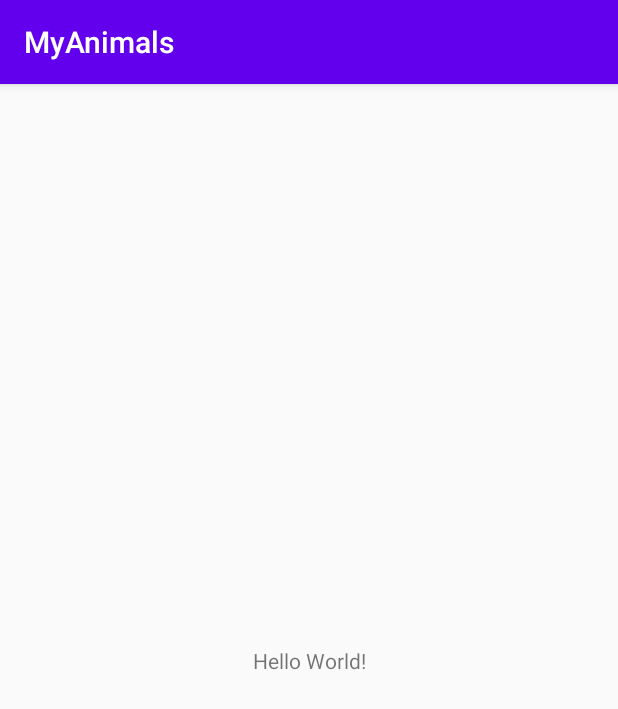
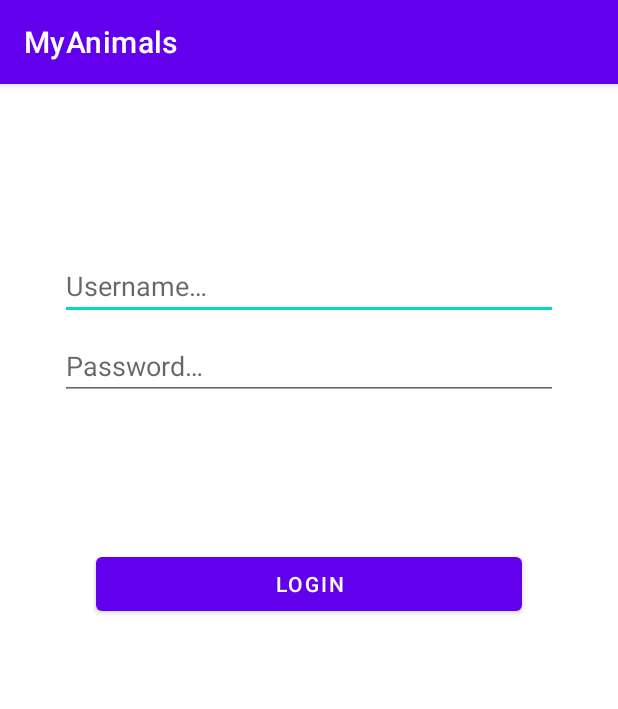
Before and after one commit to Bartozo/AndroidBootcamp, an Android app: the screen it shows after launch (LoginActivity), on a phone screen of 412 x 824 dp. Shown: the top 709 px of the screen. Run offline under Robolectric (Android 15) with nearby library versions, the phone set to English and light mode, and no system bars.

Commit message:
Added Login screen layout

```diff
--- a/Week5/app/build.gradle
+++ b/Week5/app/build.gradle
@@ -32,6 +32,8 @@ dependencies {
     implementation 'com.google.android.material:material:1.1.0'
     implementation 'androidx.recyclerview:recyclerview:1.1.0'
     implementation 'androidx.cardview:cardview:1.0.0'
+    implementation 'androidx.annotation:annotation:1.1.0'
+    implementation 'androidx.lifecycle:lifecycle-extensions:2.2.0'
     testImplementation 'junit:junit:4.13'
     androidTestImplementation 'androidx.test.ext:junit:1.1.1'
     androidTestImplementation 'androidx.test.espresso:espresso-core:3.2.0'
--- a/Week5/app/src/main/AndroidManifest.xml
+++ b/Week5/app/src/main/AndroidManifest.xml
@@ -9,7 +9,7 @@
         android:roundIcon="@mipmap/ic_launcher_round"
         android:supportsRtl="true"
         android:theme="@style/AppTheme">
-        <activity android:name=".LoginActivity">
+        <activity android:name=".ui.LoginActivity">
             <intent-filter>
                 <action android:name="android.intent.action.MAIN" />
 
--- a/Week5/app/src/main/java/com/bartoszkrol/myanimals/LoginActivity.kt
+++ b/Week5/app/src/main/java/com/bartoszkrol/myanimals/ui/LoginActivity.kt
@@ -1,7 +1,8 @@
-package com.bartoszkrol.myanimals
+package com.bartoszkrol.myanimals.ui
 
 import androidx.appcompat.app.AppCompatActivity
 import android.os.Bundle
+import com.bartoszkrol.myanimals.R
 
 class LoginActivity : AppCompatActivity() {
     override fun onCreate(savedInstanceState: Bundle?) {
--- a/Week5/app/src/main/res/layout/activity_login.xml
+++ b/Week5/app/src/main/res/layout/activity_login.xml
@@ -2,17 +2,59 @@
 <androidx.constraintlayout.widget.ConstraintLayout xmlns:android="http://schemas.android.com/apk/res/android"
     xmlns:app="http://schemas.android.com/apk/res-auto"
     xmlns:tools="http://schemas.android.com/tools"
+    android:id="@+id/container"
     android:layout_width="match_parent"
     android:layout_height="match_parent"
-    tools:context=".LoginActivity">
+    android:paddingLeft="@dimen/activity_horizontal_margin"
+    android:paddingTop="@dimen/activity_vertical_margin"
+    android:paddingRight="@dimen/activity_horizontal_margin"
+    android:paddingBottom="@dimen/activity_vertical_margin"
+    tools:context=".ui.LoginActivity">
 
-    <TextView
-        android:layout_width="wrap_content"
+    <com.google.android.material.textfield.TextInputEditText
+        android:id="@+id/usernameInputEditText"
+        android:layout_width="0dp"
         android:layout_height="wrap_content"
-        android:text="Hello World!"
-        app:layout_constraintBottom_toBottomOf="parent"
-        app:layout_constraintLeft_toLeftOf="parent"
-        app:layout_constraintRight_toRightOf="parent"
+        android:layout_marginStart="24dp"
+        android:layout_marginTop="96dp"
+        android:layout_marginEnd="24dp"
+        android:hint="@string/username_hint"
+        android:inputType="text"
+        android:selectAllOnFocus="true"
+        android:maxLines="1"
+        app:layout_constraintEnd_toEndOf="parent"
+        app:layout_constraintStart_toStartOf="parent"
         app:layout_constraintTop_toTopOf="parent" />
 
+    <com.google.android.material.textfield.TextInputEditText
+        android:id="@+id/passwordInputEditText"
+        android:layout_width="0dp"
+        android:layout_height="wrap_content"
+        android:layout_marginStart="24dp"
+        android:layout_marginTop="8dp"
+        android:layout_marginEnd="24dp"
+        android:hint="@string/password_hint"
+        android:inputType="textPassword"
+        android:selectAllOnFocus="true"
+        android:maxLines="1"
+        app:layout_constraintEnd_toEndOf="parent"
+        app:layout_constraintStart_toStartOf="parent"
+        app:layout_constraintTop_toBottomOf="@+id/usernameInputEditText" />
+
+    <com.google.android.material.button.MaterialButton
+        android:id="@+id/loginButton"
+        android:layout_width="0dp"
+        android:layout_height="wrap_content"
+        android:layout_gravity="start"
+        android:layout_marginStart="48dp"
+        android:layout_marginTop="16dp"
+        android:layout_marginEnd="48dp"
+        android:layout_marginBottom="64dp"
+        android:text="@string/login_button_text"
+        app:layout_constraintBottom_toBottomOf="parent"
+        app:layout_constraintEnd_toEndOf="parent"
+        app:layout_constraintStart_toStartOf="parent"
+        app:layout_constraintTop_toBottomOf="@+id/passwordInputEditText"
+        app:layout_constraintVertical_bias="0.2" />
+
 </androidx.constraintlayout.widget.ConstraintLayout>
--- /dev/null
+++ b/Week5/app/src/main/res/values/dimens.xml
@@ -0,0 +1,4 @@
+<resources>
+    <dimen name="activity_horizontal_margin">16dp</dimen>
+    <dimen name="activity_vertical_margin">16dp</dimen>
+</resources>
--- a/Week5/app/src/main/res/values/strings.xml
+++ b/Week5/app/src/main/res/values/strings.xml
@@ -1,3 +1,6 @@
 <resources>
     <string name="app_name">MyAnimals</string>
+    <string name="username_hint">Username…</string>
+    <string name="password_hint">Password…</string>
+    <string name="login_button_text">Login</string>
 </resources>
--- a/Week5/app/src/main/res/values/styles.xml
+++ b/Week5/app/src/main/res/values/styles.xml
@@ -1,7 +1,5 @@
 <resources>
-    <!-- Base application theme. -->
-    <style name="AppTheme" parent="Theme.AppCompat.Light.DarkActionBar">
-        <!-- Customize your theme here. -->
+    <style name="AppTheme" parent="Theme.MaterialComponents.Light.DarkActionBar">
         <item name="colorPrimary">@color/colorPrimary</item>
         <item name="colorPrimaryDark">@color/colorPrimaryDark</item>
         <item name="colorAccent">@color/colorAccent</item>
```
